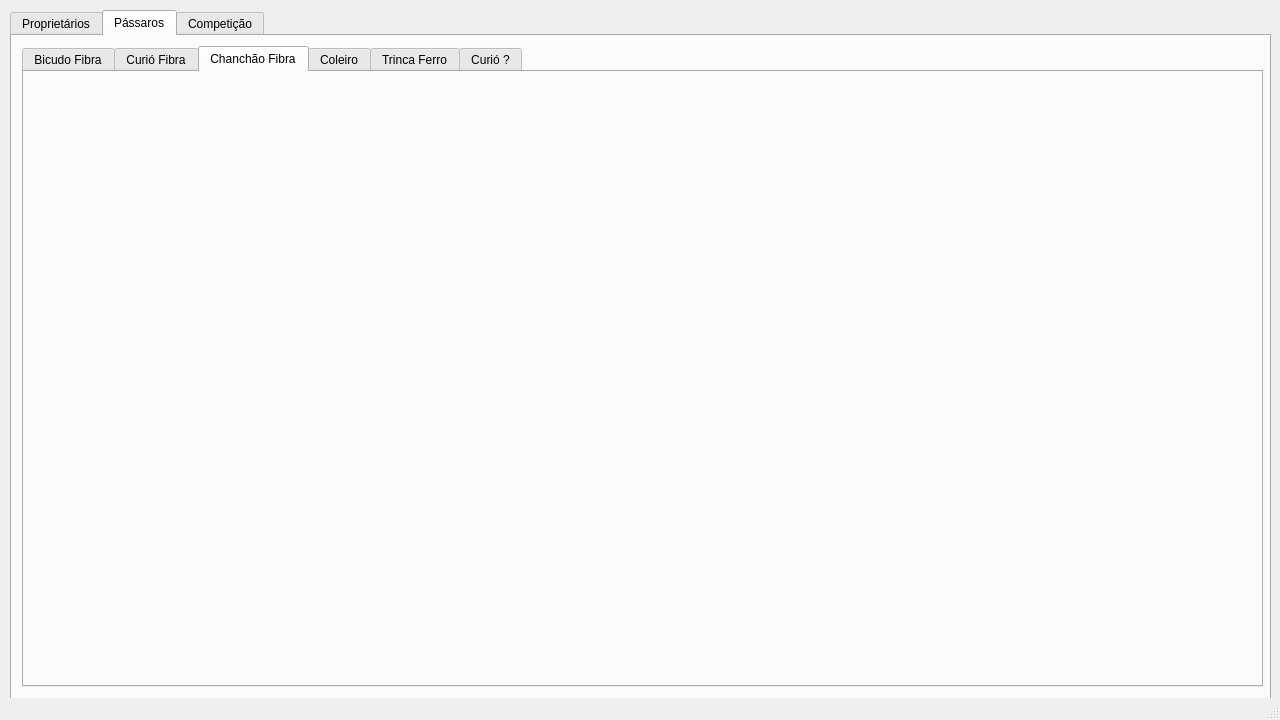
Qt form src/mainwindow.ui (johnfercher/tdp) before a commit.
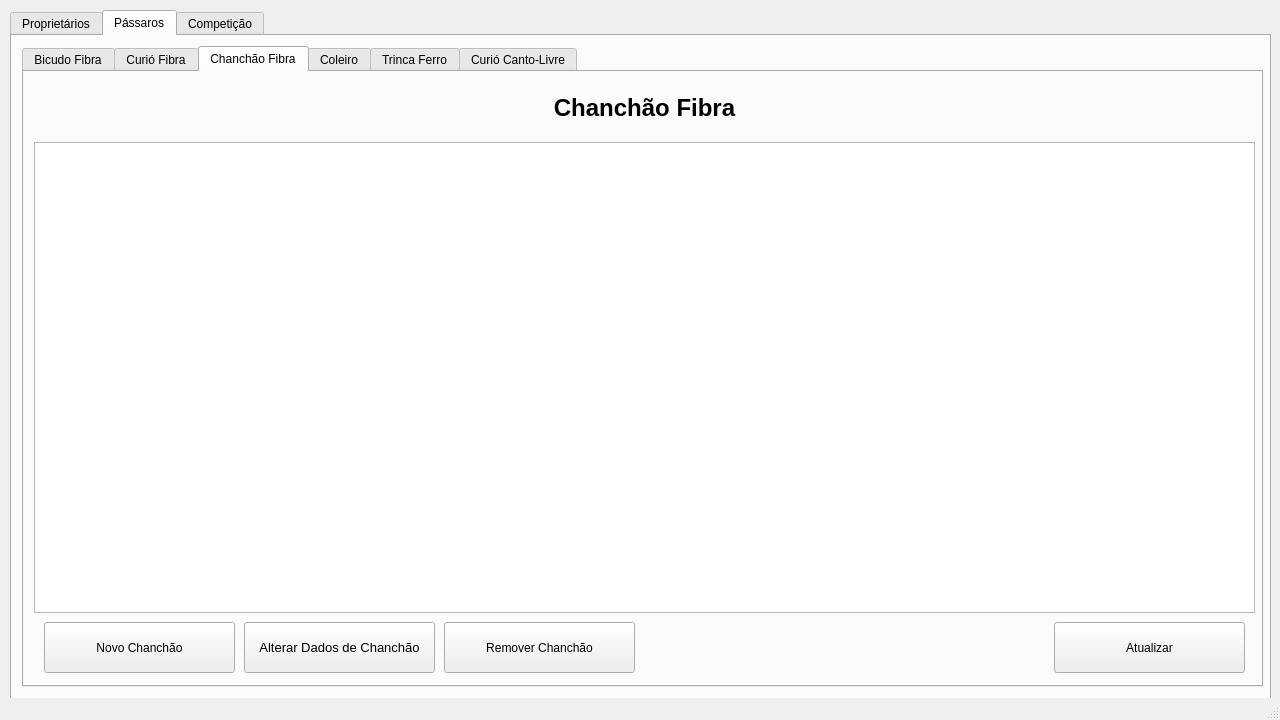
The same form after that commit. The open tabs and pages were chosen to show the change.

Diff of the .ui file:
```diff
--- a/src/mainwindow.ui
+++ b/src/mainwindow.ui
@@ -332,6 +332,100 @@
        <attribute name="title">
         <string>Chanchão Fibra</string>
        </attribute>
+       <widget class="QPushButton" name="updateChanchaoBtn">
+        <property name="geometry">
+         <rect>
+          <x>220</x>
+          <y>550</y>
+          <width>191</width>
+          <height>51</height>
+         </rect>
+        </property>
+        <property name="font">
+         <font>
+          <pointsize>10</pointsize>
+         </font>
+        </property>
+        <property name="text">
+         <string>Alterar Dados de Chanchão</string>
+        </property>
+       </widget>
+       <widget class="QPushButton" name="refreshChanchaoBtn">
+        <property name="geometry">
+         <rect>
+          <x>1030</x>
+          <y>550</y>
+          <width>191</width>
+          <height>51</height>
+         </rect>
+        </property>
+        <property name="text">
+         <string>Atualizar</string>
+        </property>
+       </widget>
+       <widget class="QPushButton" name="createChanchaoBtn">
+        <property name="geometry">
+         <rect>
+          <x>20</x>
+          <y>550</y>
+          <width>191</width>
+          <height>51</height>
+         </rect>
+        </property>
+        <property name="text">
+         <string>Novo Chanchão</string>
+        </property>
+       </widget>
+       <widget class="QLabel" name="label_4">
+        <property name="geometry">
+         <rect>
+          <x>10</x>
+          <y>10</y>
+          <width>1221</width>
+          <height>51</height>
+         </rect>
+        </property>
+        <property name="font">
+         <font>
+          <pointsize>18</pointsize>
+          <weight>75</weight>
+          <italic>false</italic>
+          <bold>true</bold>
+         </font>
+        </property>
+        <property name="text">
+         <string>Chanchão Fibra</string>
+        </property>
+        <property name="alignment">
+         <set>Qt::AlignCenter</set>
+        </property>
+        <property name="wordWrap">
+         <bool>false</bool>
+        </property>
+       </widget>
+       <widget class="QTableWidget" name="chanchaoWidget">
+        <property name="geometry">
+         <rect>
+          <x>10</x>
+          <y>70</y>
+          <width>1221</width>
+          <height>471</height>
+         </rect>
+        </property>
+       </widget>
+       <widget class="QPushButton" name="deleteChanchaoBtn">
+        <property name="geometry">
+         <rect>
+          <x>420</x>
+          <y>550</y>
+          <width>191</width>
+          <height>51</height>
+         </rect>
+        </property>
+        <property name="text">
+         <string>Remover Chanchão</string>
+        </property>
+       </widget>
       </widget>
       <widget class="QWidget" name="tab_4">
        <attribute name="title">
@@ -345,7 +439,7 @@
       </widget>
       <widget class="QWidget" name="tab_6">
        <attribute name="title">
-        <string>Curió ?</string>
+        <string>Curió Canto-Livre</string>
        </attribute>
       </widget>
      </widget>
```
Left out of the diff: 370 changed lines with no effect on the pictures.
